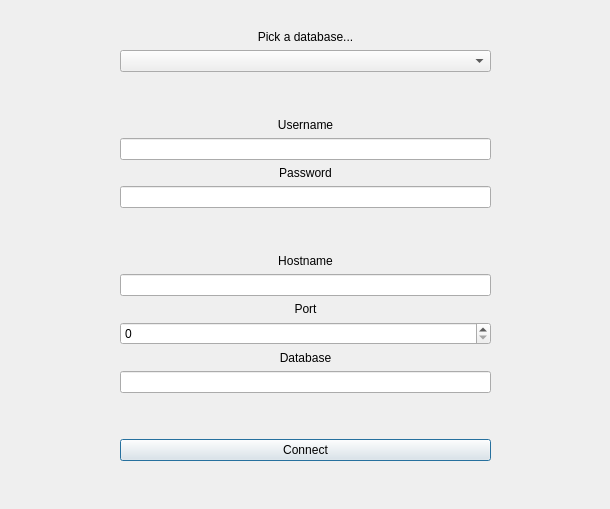
First picture: the form in ui/DatabaseMainWindow.ui, repository MoisesAPC/PPP, before the edit.
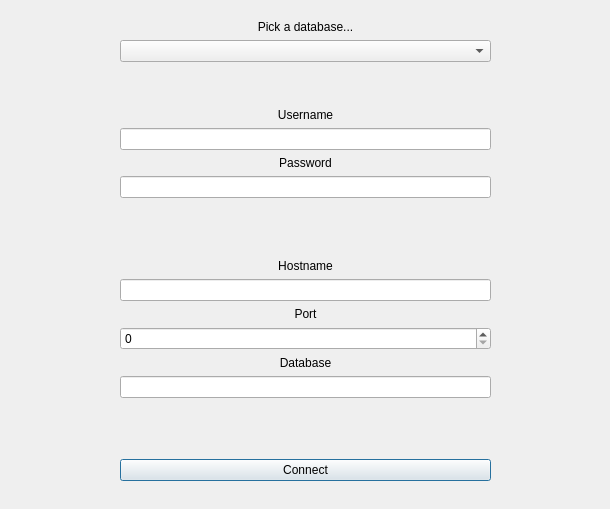
Second picture: the form after the edit.

Diff of the .ui file:
```diff
--- a/ui/DatabaseMainWindow.ui
+++ b/ui/DatabaseMainWindow.ui
@@ -30,9 +30,9 @@
      <property name="geometry">
       <rect>
        <x>100</x>
-       <y>20</y>
+       <y>10</y>
        <width>371</width>
-       <height>431</height>
+       <height>461</height>
       </rect>
      </property>
      <layout class="QVBoxLayout" name="vlAccess">
```
